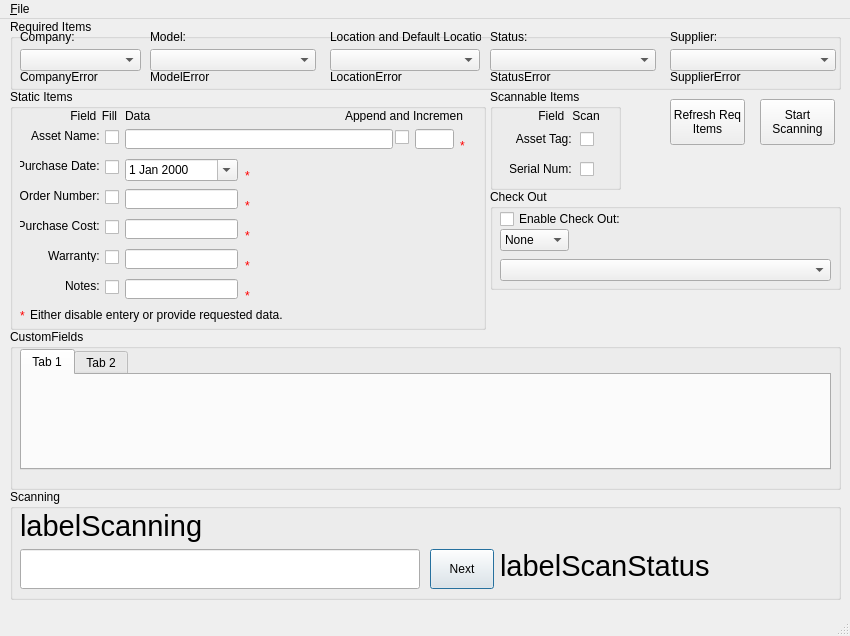
This is QTDesigner/snipescan.ui in azmcnutt/snipeassist as Qt 5 draws it before an edit. The edited form follows.
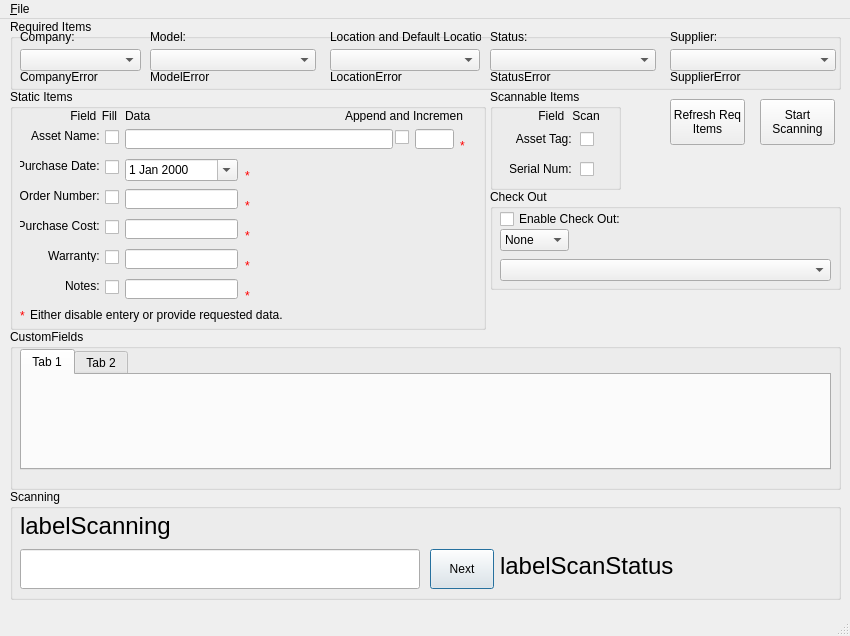
This is the edited form.

```diff
--- a/QTDesigner/snipescan.ui
+++ b/QTDesigner/snipescan.ui
@@ -1157,7 +1157,7 @@
      </property>
      <property name="font">
       <font>
-       <pointsize>22</pointsize>
+       <pointsize>18</pointsize>
       </font>
      </property>
      <property name="text">
@@ -1217,7 +1217,7 @@
      </property>
      <property name="font">
       <font>
-       <pointsize>22</pointsize>
+       <pointsize>18</pointsize>
       </font>
      </property>
      <property name="text">
```
